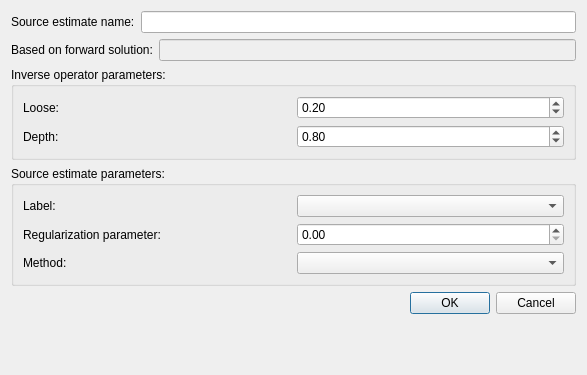
Before: the Qt Designer form qt4Designer_ui_files/linearSourceEstimateDialogUi.ui in cibr-jyu/meggie, drawn with Qt 5.
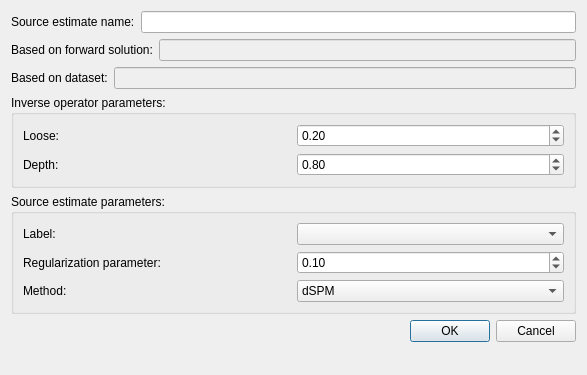
After: the same form once the commit is applied.

Commit message: Update linear source estimate dialog

What changed in the file:
```diff
--- a/qt4Designer_ui_files/linearSourceEstimateDialogUi.ui
+++ b/qt4Designer_ui_files/linearSourceEstimateDialogUi.ui
@@ -54,6 +54,24 @@
        </item>
       </layout>
      </item>
+     <item>
+      <layout class="QHBoxLayout" name="horizontalLayout_8">
+       <item>
+        <widget class="QLabel" name="labelData">
+         <property name="text">
+          <string>Based on dataset:</string>
+         </property>
+        </widget>
+       </item>
+       <item>
+        <widget class="QLineEdit" name="lineEditData">
+         <property name="enabled">
+          <bool>false</bool>
+         </property>
+        </widget>
+       </item>
+      </layout>
+     </item>
     </layout>
    </item>
    <item row="3" column="0" colspan="2">
@@ -168,7 +186,14 @@
            </widget>
           </item>
           <item>
-           <widget class="QDoubleSpinBox" name="doubleSpinBoxLambda"/>
+           <widget class="QDoubleSpinBox" name="doubleSpinBoxLambda">
+            <property name="singleStep">
+             <double>0.100000000000000</double>
+            </property>
+            <property name="value">
+             <double>0.100000000000000</double>
+            </property>
+           </widget>
           </item>
          </layout>
         </item>
@@ -182,7 +207,23 @@
            </widget>
           </item>
           <item>
-           <widget class="QComboBox" name="comboBoxMethod"/>
+           <widget class="QComboBox" name="comboBoxMethod">
+            <item>
+             <property name="text">
+              <string>dSPM</string>
+             </property>
+            </item>
+            <item>
+             <property name="text">
+              <string>MNE</string>
+             </property>
+            </item>
+            <item>
+             <property name="text">
+              <string>sLORETA</string>
+             </property>
+            </item>
+           </widget>
           </item>
          </layout>
         </item>
```
Left out of the diff: 2 changed lines with no effect on the pictures. The commit also changes 3 other files.
